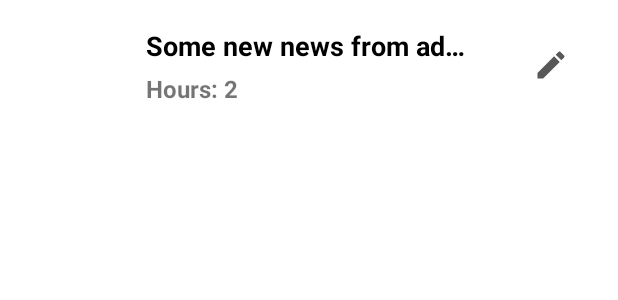
After one commit to baldehshnik/dormitory-informator, an Android app: the layout news_admin_item.xml on its own in the app's theme, with its tools: preview values and no code run, on a phone screen of 412 x 824 dp. The commit adds this screen. Shown: the top 300 px of the screen. Run offline under Robolectric (Android 15) with nearby library versions, the phone set to English and light mode, and no system bars.

Commit message:
added navigation to admin account
# added news adapter

# added fragment to news display

# added news reading and screen display

```diff
--- a/app/src/main/java/com/firstapplication/dormapp/data/interfacies/AdminRepository.kt
+++ b/app/src/main/java/com/firstapplication/dormapp/data/interfacies/AdminRepository.kt
@@ -1,4 +1,5 @@
 package com.firstapplication.dormapp.data.interfacies
 
 interface AdminRepository {
+    suspend fun readNewsFromDB()
 }
--- a/app/src/main/java/com/firstapplication/dormapp/di/ActivitySubComponent.kt
+++ b/app/src/main/java/com/firstapplication/dormapp/di/ActivitySubComponent.kt
@@ -1,5 +1,6 @@
 package com.firstapplication.dormapp.di
 
+import com.firstapplication.dormapp.ui.fragments.admin.NewsListAdminFragment
 import com.firstapplication.dormapp.ui.fragments.login.StudentLoginFragment
 import com.firstapplication.dormapp.ui.fragments.student.AccountFragment
 import com.firstapplication.dormapp.ui.fragments.student.NewsListFragment
@@ -12,6 +13,7 @@ interface ActivitySubComponent {
     fun inject(fragment: StudentLoginFragment)
     fun inject(fragment: AccountFragment)
     fun inject(fragment: NewsListFragment)
+    fun inject(fragment: NewsListAdminFragment)
 
     @Subcomponent.Builder
     interface Builder {
--- /dev/null
+++ b/app/src/main/res/drawable/ic_baseline_edit.xml
@@ -0,0 +1,10 @@
+<vector xmlns:android="http://schemas.android.com/apk/res/android"
+    android:width="24dp"
+    android:height="24dp"
+    android:tint="#575757"
+    android:viewportWidth="24"
+    android:viewportHeight="24">
+    <path
+        android:fillColor="@android:color/white"
+        android:pathData="M3,17.25V21h3.75L17.81,9.94l-3.75,-3.75L3,17.25zM20.71,7.04c0.39,-0.39 0.39,-1.02 0,-1.41l-2.34,-2.34c-0.39,-0.39 -1.02,-0.39 -1.41,0l-1.83,1.83 3.75,3.75 1.83,-1.83z" />
+</vector>
--- /dev/null
+++ b/app/src/main/res/layout/news_admin_item.xml
@@ -0,0 +1,65 @@
+<?xml version="1.0" encoding="utf-8"?>
+<androidx.constraintlayout.widget.ConstraintLayout xmlns:android="http://schemas.android.com/apk/res/android"
+    xmlns:app="http://schemas.android.com/apk/res-auto"
+    xmlns:tools="http://schemas.android.com/tools"
+    android:layout_width="match_parent"
+    android:layout_height="wrap_content">
+
+    <ImageView
+        android:id="@+id/imgNewsIcon"
+        android:layout_width="72dp"
+        android:layout_height="72dp"
+        android:layout_marginStart="10dp"
+        android:layout_marginTop="7dp"
+        android:layout_marginBottom="7dp"
+        android:contentDescription="@string/news_icon_image"
+        app:layout_constraintBottom_toBottomOf="parent"
+        app:layout_constraintStart_toStartOf="parent"
+        app:layout_constraintTop_toTopOf="parent" />
+
+    <TextView
+        android:id="@+id/twNewsTitle"
+        android:layout_width="0dp"
+        android:layout_height="wrap_content"
+        android:layout_marginStart="15dp"
+        android:layout_marginTop="18dp"
+        android:layout_marginEnd="90dp"
+        android:ellipsize="end"
+        android:maxLines="1"
+        android:textColor="@color/black"
+        android:textSize="18sp"
+        android:textStyle="bold"
+        app:layout_constraintEnd_toEndOf="parent"
+        app:layout_constraintStart_toEndOf="@id/imgNewsIcon"
+        app:layout_constraintTop_toTopOf="parent"
+        tools:text="Some new news from admin" />
+
+    <TextView
+        android:id="@+id/twNewsHours"
+        android:layout_width="0dp"
+        android:layout_height="wrap_content"
+        android:layout_marginStart="15dp"
+        android:layout_marginTop="5dp"
+        android:layout_marginEnd="90dp"
+        android:ellipsize="end"
+        android:maxLines="1"
+        android:textSize="16sp"
+        android:textStyle="bold"
+        app:layout_constraintEnd_toEndOf="parent"
+        app:layout_constraintStart_toEndOf="@id/imgNewsIcon"
+        app:layout_constraintTop_toBottomOf="@id/twNewsTitle"
+        tools:text="Hours: 2" />
+
+    <ImageButton
+        android:layout_width="wrap_content"
+        android:layout_height="wrap_content"
+        android:id="@+id/btnEdit"
+        android:src="@drawable/ic_baseline_edit"
+        android:backgroundTint="@color/white"
+        app:layout_constraintEnd_toEndOf="parent"
+        app:layout_constraintTop_toTopOf="parent"
+        app:layout_constraintStart_toEndOf="@id/twNewsTitle"
+        app:layout_constraintBottom_toBottomOf="parent"
+        android:contentDescription="@string/image_button_edit" />
+
+</androidx.constraintlayout.widget.ConstraintLayout>
--- a/app/src/main/res/values/strings.xml
+++ b/app/src/main/res/values/strings.xml
@@ -41,8 +41,12 @@
     <string name="account">Account</string>
     <string name="news">News</string>
 
+    // Admin menu
+    <string name="add">Add</string>
+
     // Content description
     <string name="student_image">student image</string>
     <string name="news_icon_image">news icon image</string>
+    <string name="image_button_edit">image button edit</string>
 
 </resources>
```
Also changed, not shown: app/src/main/java/com/firstapplication/dormapp/data/remote/RealtimeBDService.kt (+9 -0 lines), app/src/main/java/com/firstapplication/dormapp/data/repositories/AdminRepositoryImpl.kt (+37 -1 lines), app/src/main/java/com/firstapplication/dormapp/data/repositories/StudentRepositoryImpl.kt (+1 -11 lines), app/src/main/java/com/firstapplication/dormapp/ui/activity/MainActivity.kt (+32 -9 lines), app/src/main/java/com/firstapplication/dormapp/ui/adapters/NewsAdminAdapter.kt (added, +28 -0 lines), app/src/main/java/com/firstapplication/dormapp/ui/fragments/BasicFragment.kt (+7 -1 lines), app/src/main/java/com/firstapplication/dormapp/ui/fragments/admin/AddWorkFragment.kt (+6 -1 lines), app/src/main/java/com/firstapplication/dormapp/ui/fragments/admin/NewsListAdminFragment.kt (added, +66 -0 lines), app/src/main/java/com/firstapplication/dormapp/ui/viewmodels/NewsListAdminViewModel.kt (added, +51 -0 lines), app/src/main/java/com/firstapplication/dormapp/ui/viewmodels/factories/AdminViewModelFactory.kt (+10 -3 lines), app/src/main/res/drawable/ic_baseline_add.xml (added, +10 -0 lines), app/src/main/res/layout/activity_login.xml (+14 -3 lines), app/src/main/res/layout/fragment_add_work.xml (+7 -2 lines), app/src/main/res/layout/fragment_news_list_admin.xml (added, +27 -0 lines), 1 more files.
